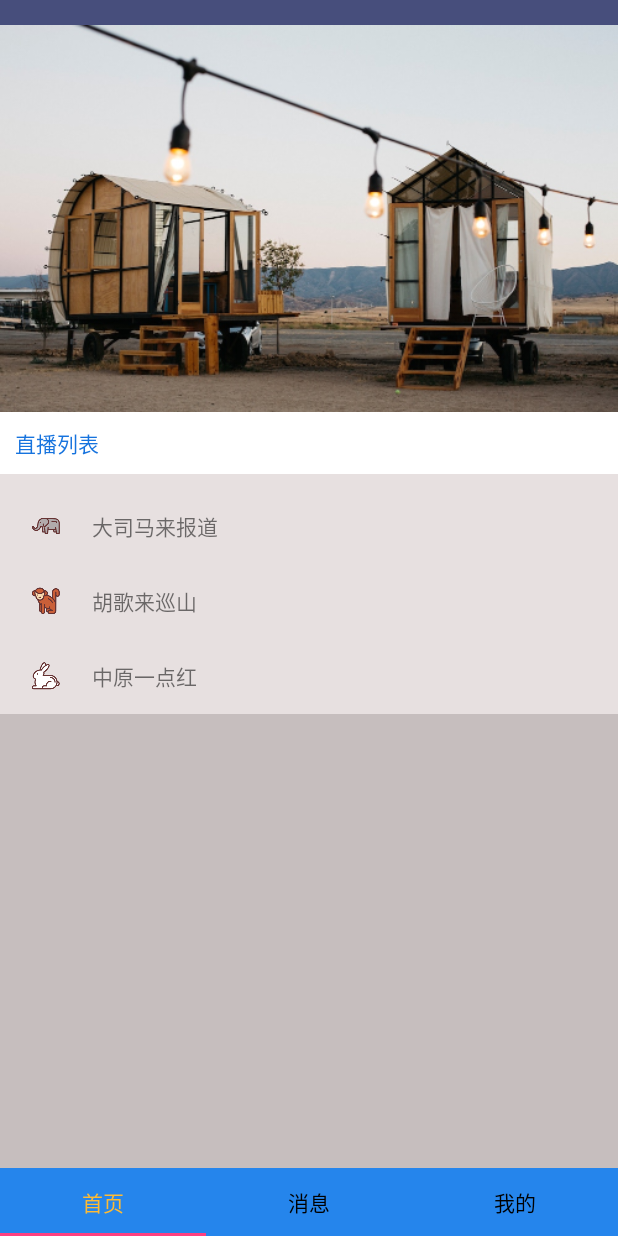
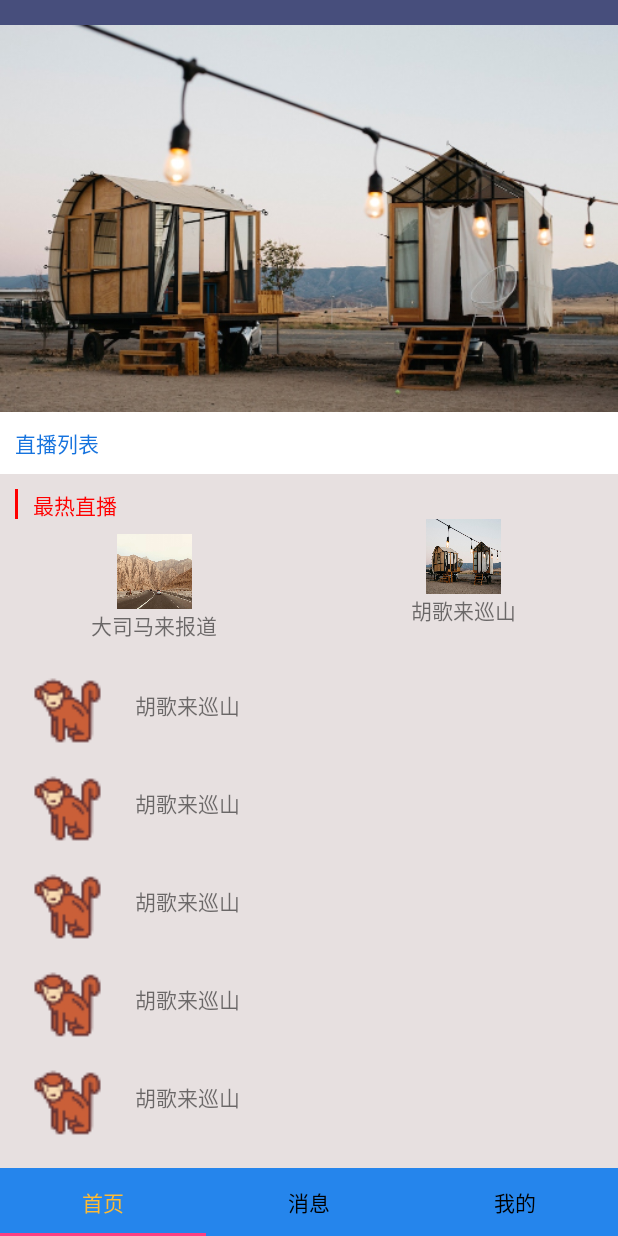
Before and after one commit to ChangeStrong/AndroidDemo, an Android app: the screen it shows after launch (MainActivity), on a phone screen of 412 x 824 dp. Run offline under Robolectric (Android 15) with nearby library versions, the phone set to English and light mode, and no system bars; our stand-ins replace data binding.

Commit message:
添加Recyclerde 的多种样式Item
解决两个重叠viewpager的手势冲突

```diff
--- /dev/null
+++ b/interractiveDemo/app/src/main/java/com/example/luoluo/interractivedemo/Enum/LiveItemType.java
@@ -0,0 +1,19 @@
+package com.example.luoluo.interractivedemo.Enum;
+
+public enum LiveItemType {
+    LiveItemTypeTitle(0),//相当于是个这个枚举的实列
+    LiveItemTypeFirst(1),
+    LiveItemTypeTitleSecond(2);
+
+    private int value;
+
+    private LiveItemType(int value) {
+        this.value = value;
+    }
+
+    public int getValue() {
+        return value;
+    }
+
+
+    }
--- a/interractiveDemo/app/src/main/java/com/example/luoluo/interractivedemo/Home/View/HomeFragment.java
+++ b/interractiveDemo/app/src/main/java/com/example/luoluo/interractivedemo/Home/View/HomeFragment.java
@@ -13,26 +13,32 @@ import android.view.View;
 import android.view.ViewGroup;
 import android.widget.LinearLayout;
 
+import com.example.luoluo.interractivedemo.Enum.LiveItemType;
 import com.example.luoluo.interractivedemo.Model.LiveModel;
 import com.example.luoluo.interractivedemo.R;
 import com.example.luoluo.interractivedemo.Util.BannerAdapter;
+import com.example.luoluo.interractivedemo.Util.CustomViewPager;
 import com.example.luoluo.interractivedemo.Util.LiveListRecyclerAdapter;
 import com.example.luoluo.interractivedemo.Util.UIHelper;
 
+import java.lang.reflect.Array;
 import java.util.ArrayList;
+import java.util.Arrays;
 import java.util.List;
+import java.util.Random;
 
 public class HomeFragment extends Fragment implements ViewPager.OnPageChangeListener{
 
     public static final String TAG = "HomeFragment";
-    public ViewPager mBannerPager;
+    public CustomViewPager mBannerPager;
     public RecyclerView mLiveListRecycler;
     public List<Fragment> imageFragments;
     @Nullable
     @Override
     public View onCreateView(@NonNull LayoutInflater inflater, @Nullable ViewGroup container,
                              @Nullable Bundle savedInstanceState) {
-
+        //通过LayoutInflater实列一个xml文件
+    //使用布局填充器填充xml中的布局到container容器中
         View view = inflater.inflate(R.layout.fragment_home2,container,false);
         mBannerPager = view.findViewById(R.id.viewPager_banner);
         mLiveListRecycler = view.findViewById(R.id.recycler_liveList);
@@ -42,7 +48,7 @@ public class HomeFragment extends Fragment implements ViewPager.OnPageChangeList
         return view;
     }
 
-    //添加适配器和传入数据
+    //banner图
     public void createBannerImageUI(){
 
         //动态设置宽高比例
@@ -68,15 +74,27 @@ public class HomeFragment extends Fragment implements ViewPager.OnPageChangeList
 
     }
 
+    //直播列表
     public void initLiveListRecycleView(){
 
-        int[] images = {R.drawable.icon_alpha,R.drawable.icon_monkon,R.drawable.icon_rabit};
-        String[] titles = {"大司马来报道","胡歌来巡山","中原一点红"};
+
+        //添加假数据
+        Integer[] images = {R.drawable.icon_alpha,R.drawable.icon_monkon,R.drawable.icon_rabit};
+        List<Integer>imageList = new ArrayList<>();
+        imageList.add(R.drawable.banner_three);
+        imageList.add(R.drawable.banner_one);
+        imageList.addAll(Arrays.asList(images));
+
+        Random random = new Random();
+        String[] titles = {"最热直播","大司马来报道","胡歌来巡山","中原一点红"};
         ArrayList<LiveModel>models = new ArrayList<>();
-        for (int i =0 ;i<images.length;i++){
+        for (int i =0 ;i<12;i++){
             LiveModel model = new LiveModel();
-            model.imageID = images[i];
-            model.titleName = titles[i];
+            model.type = i==0?LiveItemType.LiveItemTypeTitle:
+                    (i==1)?LiveItemType.LiveItemTypeFirst:LiveItemType.LiveItemTypeTitleSecond;
+            model.imageIDS = (model.type == LiveItemType.LiveItemTypeFirst)?imageList:
+                    imageList.subList(imageList.size()-3,imageList.size());
+            model.titleNames = titles;
             models.add(model);
         }
 
--- a/interractiveDemo/app/src/main/java/com/example/luoluo/interractivedemo/Home/View/ImageFragment.java
+++ b/interractiveDemo/app/src/main/java/com/example/luoluo/interractivedemo/Home/View/ImageFragment.java
@@ -32,6 +32,8 @@ public class ImageFragment extends Fragment {
 //        linearParams.width = UIHelper.getScreenWidth();// 控件的宽强制设成30
         linearParams.height = (int) (UIHelper.getScreenWidth()*(3.0/4.0));
         imageView.setLayoutParams(linearParams);
+
+
         return view;
     }
 }
--- a/interractiveDemo/app/src/main/java/com/example/luoluo/interractivedemo/MainActivity.java
+++ b/interractiveDemo/app/src/main/java/com/example/luoluo/interractivedemo/MainActivity.java
@@ -24,6 +24,7 @@ import java.util.List;
 public class MainActivity extends AppCompatActivity implements ViewPager.OnPageChangeListener,TabLayout.OnTabSelectedListener{
 
     public static final String TAG = "MainActivity";
+
     public TabLayout mTabLayout;
     private ViewPager mPager;
     //每一个界面
--- a/interractiveDemo/app/src/main/java/com/example/luoluo/interractivedemo/Model/LiveModel.java
+++ b/interractiveDemo/app/src/main/java/com/example/luoluo/interractivedemo/Model/LiveModel.java
@@ -1,6 +1,12 @@
 package com.example.luoluo.interractivedemo.Model;
 
+
+import com.example.luoluo.interractivedemo.Enum.LiveItemType;
+
+import java.util.List;
+
 public class LiveModel {
-    public int imageID;
-    public  String titleName;
+    public LiveItemType type;
+    public List<Integer> imageIDS;
+    public  String[] titleNames;
 }
--- /dev/null
+++ b/interractiveDemo/app/src/main/java/com/example/luoluo/interractivedemo/Util/CustomViewPager.java
@@ -0,0 +1,87 @@
+package com.example.luoluo.interractivedemo.Util;
+
+import android.content.Context;
+import android.support.annotation.NonNull;
+import android.support.annotation.Nullable;
+import android.support.v4.view.ViewPager;
+import android.util.AttributeSet;
+import android.util.Log;
+import android.view.GestureDetector;
+import android.view.MotionEvent;
+
+public class CustomViewPager extends ViewPager  {
+    public static String TAG = "CustomViewPager";
+    float startX = 0;
+    float startY = 0;
+    float lastX = 0;
+    float lastY = 0;
+    public CustomViewPager(@NonNull Context context) {
+        super(context);
+    }
+
+    public CustomViewPager(@NonNull Context context, @Nullable AttributeSet attrs) {
+        super(context, attrs);//默认走的是这个构造函数
+
+    }
+
+    //接到一个事件需要响应
+    @Override
+    public boolean dispatchTouchEvent(MotionEvent ev) {
+        return super.dispatchTouchEvent(ev);
+    }
+
+    //自己去消费这个事件
+    @Override
+    public boolean onTouchEvent(MotionEvent ev) {
+        //此处返回false则 对此次滑动不做处理  如果返回ture表示这次事件被我消费了 不用再传回去给上级消费了
+//        ev.getRawX();ev.getRawY();//获取相对于屏幕的坐标
+//        ev.getX();//获取相对于点击的View的坐标点
+//        ev.getHistorySize();
+//         ev.getHistoricalEventTime();
+
+    Boolean isMove = false;
+        switch (ev.getAction()) {
+            case MotionEvent.ACTION_DOWN:
+                //开始触摸
+                startX = ev.getX();
+                startY = ev.getY();
+                break;
+
+            case MotionEvent.ACTION_MOVE:
+                //移动中
+                isMove = true;
+            break;
+
+            case MotionEvent.ACTION_UP://触摸结束
+                lastX = ev.getX();
+                lastY = ev.getY();
+            break;
+            default:break;
+        }
+
+        Log.d(TAG, "onTouchEvent: x="+ev.getX()+"y="+ev.getY()+"position="+this.getCurrentItem()
+                +"pages="+this.getChildCount());
+        if ((this.getCurrentItem()+1) == this.getChildCount()-1){
+            //已经处于最后一页了、判断是否扔需要滑动
+            Log.d(TAG, "onTouchEvent: 已经处于最后一页了");
+            if (lastX<startX){
+                //左滑--已经最后一页了无需滑动了
+                return true;//表示我已经处理了 不用给其它人处理了
+            }else {
+                return super.onTouchEvent(ev);
+            }
+
+        }else {
+            return super.onTouchEvent(ev);
+        }
+
+
+
+    }
+
+    //返回ture 则可以打断后面的子view去响应 直接回传给上层(父视图)
+    @Override
+    public boolean onInterceptTouchEvent(MotionEvent ev) {
+        return super.onInterceptTouchEvent(ev);
+    }
+}
--- a/interractiveDemo/app/src/main/java/com/example/luoluo/interractivedemo/Util/LiveListRecyclerAdapter.java
+++ b/interractiveDemo/app/src/main/java/com/example/luoluo/interractivedemo/Util/LiveListRecyclerAdapter.java
@@ -2,32 +2,83 @@ package com.example.luoluo.interractivedemo.Util;
 
 import android.support.annotation.NonNull;
 import android.support.v7.widget.RecyclerView;
+import android.util.Log;
 import android.view.LayoutInflater;
 import android.view.View;
 import android.view.ViewGroup;
 import android.widget.ImageView;
 import android.widget.TextView;
 
+import com.example.luoluo.interractivedemo.Enum.LiveItemType;
 import com.example.luoluo.interractivedemo.Model.LiveModel;
 import com.example.luoluo.interractivedemo.R;
 
 import java.util.ArrayList;
 import java.util.List;
+import java.util.Random;
 
 public class LiveListRecyclerAdapter extends RecyclerView.Adapter {
 
-    public  List<?>mList;
+    public static final String TAG = "LiveListRecyclerAdapter";
+    private static  final  int TYPE_Title = 0;
+    private static  final int TYPE_First = 1;
+    private static  final int TYPE_Second = 2;
+    public  List<LiveModel>mList;
 
     public  LiveListRecyclerAdapter(ArrayList list){
         mList = list;
     }
 
+    //返回当前cell类型
+    @Override
+    public int getItemViewType(int position) {
+        LiveModel model = mList.get(position);
+        switch (model.type) {
+            case LiveItemTypeTitle:
+                return TYPE_Title;
+            case LiveItemTypeFirst:
+                return TYPE_First;
+            case LiveItemTypeTitleSecond:
+                return TYPE_Second;
+            default:
+                return TYPE_Second;
+
+        }
+    }
+
+    //返回当前cell使用的xml
     @NonNull
     @Override
     public RecyclerView.ViewHolder onCreateViewHolder(@NonNull ViewGroup parent, int viewType) {
-        View view = LayoutInflater.from(parent.getContext()).inflate(R.layout.recycler_liveitem,parent,false);
+        View view;
+        BaseViewHoder hoder;
+        switch (viewType) {
+            case TYPE_Title:
+                view = LayoutInflater.from(parent.getContext()).inflate(R.layout
+                        .recycler_liveitem_title, parent, false);
+                hoder = new ViewHoderTitle(view);
+                hoder.setType(LiveItemType.LiveItemTypeTitle);
+                break ;
 
-        ViewHoder hoder = new ViewHoder(view);
+            case TYPE_First:
+                view = LayoutInflater.from(parent.getContext()).inflate(R.layout
+                                .recycler_liveitem_first, parent,
+                        false);
+                hoder = new  ViewHoderFirst(view);
+                hoder.setType(LiveItemType.LiveItemTypeFirst);
+            break;
+            case TYPE_Second:
+
+            default:
+                view = LayoutInflater.from(parent.getContext()).inflate(R.layout
+                                .recycler_liveitem, parent,
+                        false);
+                hoder = new ViewHoder(view);
+                hoder.setType(LiveItemType.LiveItemTypeTitleSecond);
+                break;
+        }
+
+
 
         return hoder;
     }
@@ -37,15 +88,84 @@ public class LiveListRecyclerAdapter extends RecyclerView.Adapter {
         return mList.size();
     }
 
+    //刷新UI内容
     @Override
     public void onBindViewHolder(@NonNull RecyclerView.ViewHolder holder, int position) {
-        LiveModel model = (LiveModel) mList.get(position);
-        ViewHoder holder2 = (ViewHoder) holder;
-        holder2.iamgeview.setImageResource(model.imageID);
-        holder2.textView.setText(model.titleName);
+
+        if (holder instanceof BaseViewHoder) {
+            LiveModel model = (LiveModel) mList.get(position);
+            BaseViewHoder baseViewHoder = (BaseViewHoder) holder;
+            Log.d("onBindViewHolder", "onBindViewHolder: "+baseViewHoder.getType());
+            switch (baseViewHoder.getType()) {
+                case LiveItemTypeTitle:
+                    ViewHoderTitle titleHoder = (ViewHoderTitle) holder;
+                    titleHoder.textView.setText(model.titleNames[0]);
+                    break;
+                case LiveItemTypeFirst:
+                    ViewHoderFirst viewHoderFirst = (ViewHoderFirst) holder;
+                    viewHoderFirst.textViewOne.setText(model.titleNames[1]);
+                    viewHoderFirst.textViewTwo.setText(model.titleNames[2]);
+                    viewHoderFirst.imageViewOne.setImageResource(model.imageIDS.get(0));
+                    viewHoderFirst.imageViewTwo.setImageResource(model.imageIDS.get(1));
+                    break;
+                case LiveItemTypeTitleSecond:
+                default:
+
+                    Random random = new Random();
+                    ViewHoder holder2 = (ViewHoder) holder;
+                    holder2.iamgeview.setImageResource(model.imageIDS.get(random.nextInt(model.imageIDS.size()-1)));
+                    holder2.textView.setText(model.titleNames[random.nextInt(model.titleNames.length-1)]);
+                    break;
+
+            }
+
+        }
     }
 
-    public class ViewHoder extends RecyclerView.ViewHolder {
+
+    //父类
+    public class  BaseViewHoder extends RecyclerView.ViewHolder{
+        public LiveItemType type;
+        public BaseViewHoder(View view){
+            super(view);
+        }
+        public void setType(LiveItemType type){
+            this.type = type;
+        }
+        public LiveItemType getType(){
+            return this.type;
+        }
+
+
+    }
+    public class ViewHoderTitle extends BaseViewHoder{
+        public  TextView textView;
+        public  ViewHoderTitle(View view){
+            super(view);
+            textView = view.findViewById(R.id.title_textview);
+
+        }
+    }
+
+    public class ViewHoderFirst extends BaseViewHoder{
+        public  ImageView imageViewOne;
+        public ImageView imageViewTwo;
+        public TextView textViewOne;
+        public TextView textViewTwo;
+
+        public  ViewHoderFirst(View view){
+            super(view);
+
+            imageViewOne = view.findViewById(R.id.iv_first_one_one);
+            imageViewTwo = view.findViewById(R.id.iv_first_two_one);
+            textViewOne = view.findViewById(R.id.tv_first_one_one_title);
+            textViewTwo = view.findViewById(R.id.tv_first_two_one_title);
+
+        }
+    }
+
+    //第二种item的viewHoder
+    public class ViewHoder extends BaseViewHoder {
         public ImageView iamgeview;
         public TextView textView;
 
--- a/interractiveDemo/app/src/main/res/layout/fragment_home2.xml
+++ b/interractiveDemo/app/src/main/res/layout/fragment_home2.xml
@@ -6,14 +6,14 @@
     android:background="#c6bebe"
     >
 
-    <android.support.v4.view.ViewPager
+    <com.example.luoluo.interractivedemo.Util.CustomViewPager
         android:id="@+id/viewPager_banner"
         android:layout_width="match_parent"
         android:layout_height="wrap_content"
         android:background="@color/colorAccent"
         >
 
-    </android.support.v4.view.ViewPager>
+    </com.example.luoluo.interractivedemo.Util.CustomViewPager>
 <LinearLayout
     android:layout_width="match_parent"
     android:layout_height="wrap_content"
--- a/interractiveDemo/app/src/main/res/layout/recycler_liveitem.xml
+++ b/interractiveDemo/app/src/main/res/layout/recycler_liveitem.xml
@@ -3,15 +3,18 @@
     xmlns:app="http://schemas.android.com/apk/res-auto"
     android:orientation="horizontal"
     android:layout_width="match_parent"
-    android:layout_height="50dp">
+    android:layout_height="wrap_content">
 
     <ImageView
         android:id="@+id/imageView"
-        android:layout_width="wrap_content"
-        android:layout_height="wrap_content"
+        android:layout_width="50dp"
+        android:layout_height="50dp"
         app:srcCompat="@drawable/icon_rabit"
         android:layout_marginStart="20dp"
         android:layout_gravity="center_vertical"
+        android:scaleType="fitXY"
+        android:layout_marginTop="10dp"
+        android:layout_marginBottom="5dp"
 
         />
 
--- /dev/null
+++ b/interractiveDemo/app/src/main/res/layout/recycler_liveitem_first.xml
@@ -0,0 +1,55 @@
+<?xml version="1.0" encoding="utf-8"?>
+<LinearLayout xmlns:android="http://schemas.android.com/apk/res/android"
+    xmlns:tools="http://schemas.android.com/tools"
+    android:orientation="horizontal" android:layout_width="match_parent"
+    android:layout_height="wrap_content">
+    <LinearLayout
+        android:layout_width="0dp"
+        android:layout_height="match_parent"
+        android:layout_weight="1"
+        tools:ignore="Suspicious0dp"
+        android:orientation="vertical"
+        android:layout_marginTop="10dp"
+        android:layout_marginBottom="10dp">
+
+        <ImageView
+            android:id="@+id/iv_first_one_one"
+            android:layout_width="50dp"
+            android:layout_height="50dp"
+            android:scaleType="fitXY"
+            android:layout_gravity="center_horizontal"
+            android:background="@drawable/banner_four"
+            />
+        <TextView
+            android:id="@+id/tv_first_one_one_title"
+            android:layout_width="wrap_content"
+            android:layout_height="wrap_content"
+            android:layout_gravity="center_horizontal"
+            android:text="this is a fist image live"/>
+
+    </LinearLayout>
+    <LinearLayout
+        android:layout_width="0dp"
+        android:layout_height="match_parent"
+        android:layout_weight="1"
+        tools:ignore="Suspicious0dp"
+        android:orientation="vertical"
+        android:gravity="center_horizontal">
+
+        <ImageView
+            android:id="@+id/iv_first_two_one"
+            android:layout_width="50dp"
+            android:layout_height="50dp"
+            android:scaleType="fitXY"
+            android:background="@drawable/banner_three"
+            />
+        <TextView
+            android:id="@+id/tv_first_two_one_title"
+            android:layout_width="wrap_content"
+            android:layout_height="wrap_content"
+            android:text="this is second image live"
+           />
+
+    </LinearLayout>
+
+</LinearLayout>
--- /dev/null
+++ b/interractiveDemo/app/src/main/res/layout/recycler_liveitem_title.xml
@@ -0,0 +1,29 @@
+<?xml version="1.0" encoding="utf-8"?>
+<LinearLayout xmlns:android="http://schemas.android.com/apk/res/android"
+    android:orientation="horizontal" android:layout_width="match_parent"
+    android:layout_height="wrap_content">
+
+    <View
+        android:id="@+id/red_lineView"
+        android:layout_width="2dp"
+        android:layout_height="20dp"
+        android:background="#ffff0000"
+        android:layout_marginLeft="10dp"/>
+    <LinearLayout
+        android:layout_width="match_parent"
+        android:layout_height="match_parent"
+        android:orientation="horizontal"
+        android:layout_marginLeft="10dp">
+
+        <TextView
+            android:id="@+id/title_textview"
+            android:layout_width="wrap_content"
+            android:layout_height="match_parent"
+            android:text="live title"
+            android:textColor="#ffff0000"
+            />
+
+    </LinearLayout>
+
+
+</LinearLayout>
--- a/interractiveDemo/build.gradle
+++ b/interractiveDemo/build.gradle
@@ -7,7 +7,7 @@ buildscript {
         jcenter()
     }
     dependencies {
-        classpath 'com.android.tools.build:gradle:3.1.1'
+        classpath 'com.android.tools.build:gradle:3.1.2'
 
 
         // NOTE: Do not place your application dependencies here; they belong
```
